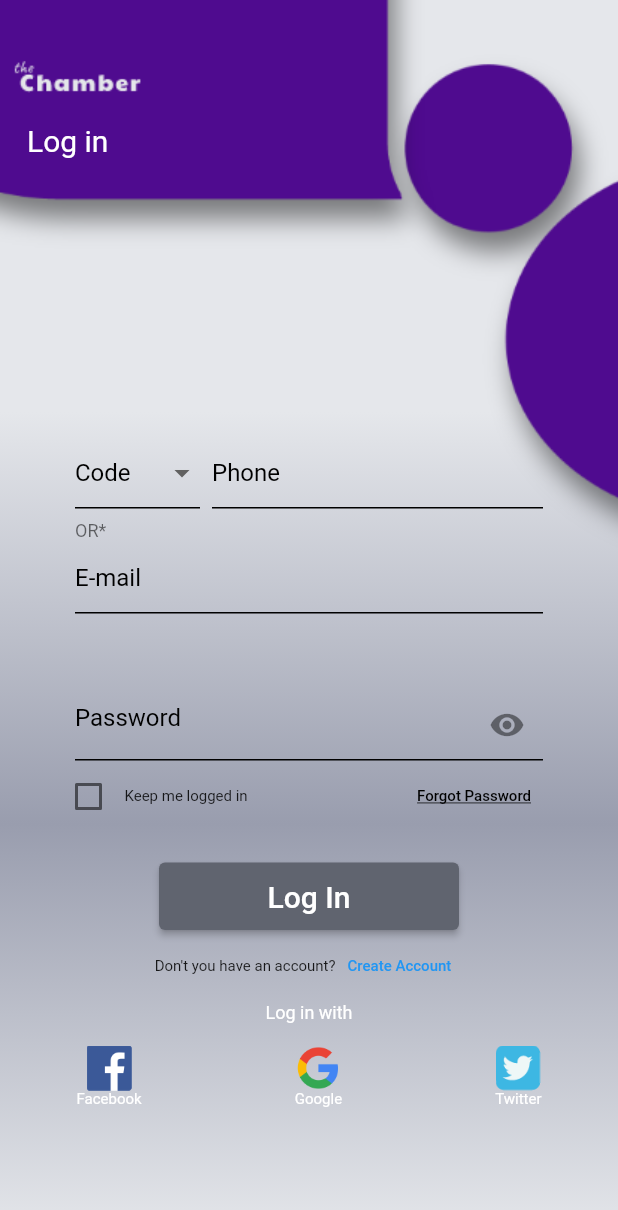
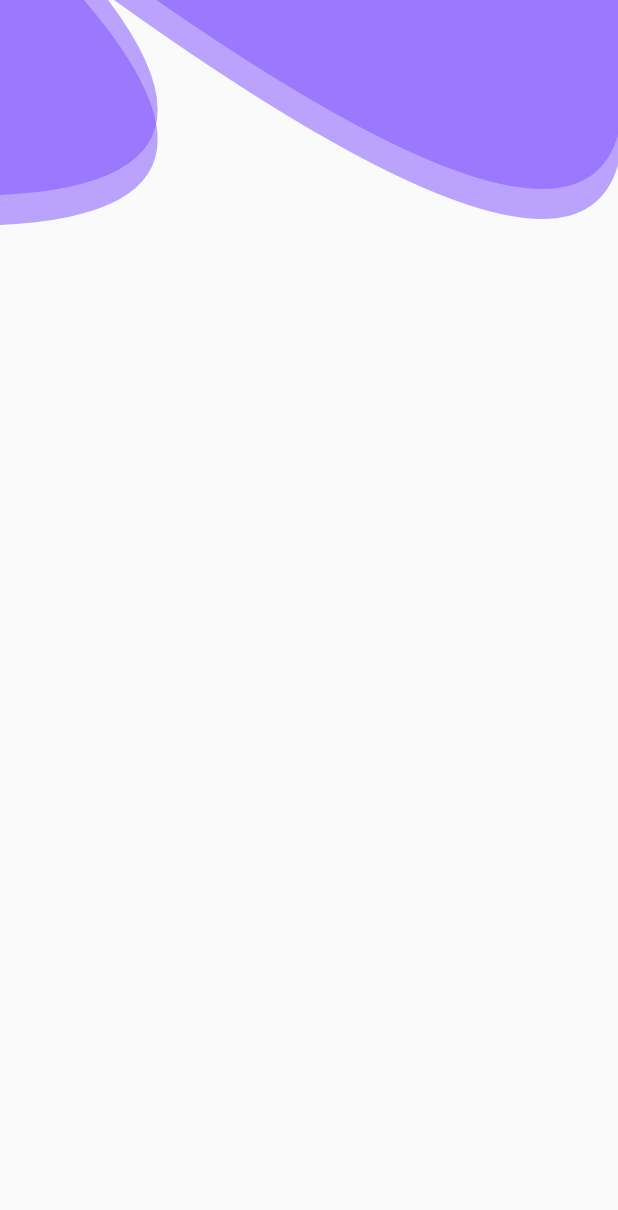
Before and after one commit to Alifatlawi/chamber, a Flutter app: the screen it shows after launch, on a phone screen of 412 x 824 dp. Shown: the top 1210 px of the screen. Run offline on Flutter 3.47's test engine with Material 2 defaults, Android fonts, the light colour scheme and no system bars; our stand-ins replace country_code_picker.

Commit message:
new changes

```diff
--- a/lib/main.dart
+++ b/lib/main.dart
@@ -1,6 +1,7 @@
 // import 'package:biligoba_chamber/screens/create_account_page.dart';
 // import 'package:biligoba_chamber/screens/home_page.dart';
 import 'package:biligoba_chamber/screens/login_page.dart';
+import 'package:biligoba_chamber/widgets/testpage.dart';
 // import 'package:biligoba_chamber/screens/login_page.dart';
 import 'package:flutter/material.dart';
 
@@ -14,7 +15,8 @@ class MyApp extends StatelessWidget {
   Widget build(BuildContext context) {
     return const MaterialApp(
       debugShowCheckedModeBanner: false,
-      home: LoginPage(),
+      home: TestPage(),
+      // LoginPage(),
     );
   }
 }
--- a/lib/screens/chat_page.dart
+++ b/lib/screens/chat_page.dart
@@ -66,9 +66,7 @@ class ChatPage extends StatelessWidget {
                         children: [
                           const Icon(Icons.camera_alt_rounded),
                           PopupMenuButton<String>(
-                            onSelected: (value) {
-                              print('You selected: $value');
-                            },
+                            onSelected: (value) {},
                             itemBuilder: (BuildContext context) {
                               return <PopupMenuEntry<String>>[
                                 const PopupMenuItem<String>(
--- a/lib/screens/login_page.dart
+++ b/lib/screens/login_page.dart
@@ -1,7 +1,9 @@
 import 'package:biligoba_chamber/screens/create_account_page.dart';
+import 'package:biligoba_chamber/screens/forgot_password_page.dart';
 import 'package:biligoba_chamber/screens/home_page.dart';
 import 'package:biligoba_chamber/widgets/background_widget.dart';
 import 'package:flutter/material.dart';
+import 'package:country_code_picker/country_code_picker.dart';
 
 class LoginPage extends StatefulWidget {
   const LoginPage({Key? key}) : super(key: key);
@@ -25,17 +27,18 @@ class _LoginPageState extends State<LoginPage> {
               SizedBox(height: MediaQuery.of(context).size.height * 0.25),
               Row(
                 children: [
-                  Expanded(
-                    flex: 1,
-                    child: Container(
-                      margin: const EdgeInsets.only(left: 50, right: 4),
-                      child: const MyCustomDropdown(),
+                  Container(
+                    margin: const EdgeInsets.only(left: 30),
+                    child: const CountryCodePicker(
+                      initialSelection: 'TR',
+                      flagWidth: 28,
+                      dialogBackgroundColor: Colors.white,
                     ),
                   ),
                   Expanded(
                     flex: 2,
                     child: Container(
-                      margin: const EdgeInsets.only(left: 4, right: 50),
+                      margin: const EdgeInsets.only(left: 0, right: 50),
                       child: const TextField(
                         keyboardType: TextInputType.phone,
                         decoration: InputDecoration(
@@ -109,7 +112,13 @@ class _LoginPageState extends State<LoginPage> {
                     ),
                     const Spacer(),
                     TextButton(
-                      onPressed: () {},
+                      onPressed: () {
+                        Navigator.push(
+                            context,
+                            MaterialPageRoute(
+                                builder: (context) =>
+                                    const ForgotPasswordScreen()));
+                      },
                       child: const Text(
                         'Forgot Password',
                         style: TextStyle(
@@ -223,46 +232,46 @@ class _LoginPageState extends State<LoginPage> {
   }
 }
 
-class MyCustomDropdown extends StatefulWidget {
-  const MyCustomDropdown({Key? key}) : super(key: key);
+// class MyCustomDropdown extends StatefulWidget {
+//   const MyCustomDropdown({Key? key}) : super(key: key);
 
-  @override
-  // ignore: library_private_types_in_public_api
-  _MyCustomDropdownState createState() => _MyCustomDropdownState();
-}
+//   @override
+//   // ignore: library_private_types_in_public_api
+//   _MyCustomDropdownState createState() => _MyCustomDropdownState();
+// }
 
-class _MyCustomDropdownState extends State<MyCustomDropdown> {
-  String? dropdownValue;
+// class _MyCustomDropdownState extends State<MyCustomDropdown> {
+//   String? dropdownValue;
 
-  @override
-  Widget build(BuildContext context) {
-    return InputDecorator(
-      decoration: const InputDecoration(
-        contentPadding: EdgeInsets.only(bottom: 0),
-        border: UnderlineInputBorder(),
-        enabledBorder: UnderlineInputBorder(
-          borderSide: BorderSide(color: Colors.black),
-        ),
-      ),
-      child: DropdownButtonHideUnderline(
-        child: DropdownButton<String>(
-          value: dropdownValue,
-          hint: const Text("Code", style: TextStyle(color: Colors.black)),
-          isExpanded: true,
-          items: <String>['Code 1', 'Code 2', 'Code 3', 'Code 4']
-              .map((String value) {
-            return DropdownMenuItem<String>(
-              value: value,
-              child: Text(value),
-            );
-          }).toList(),
-          onChanged: (String? newValue) {
-            setState(() {
-              dropdownValue = newValue;
-            });
-          },
-        ),
-      ),
-    );
-  }
-}
+//   @override
+//   Widget build(BuildContext context) {
+//     return InputDecorator(
+//       decoration: const InputDecoration(
+//         contentPadding: EdgeInsets.only(bottom: 0),
+//         border: UnderlineInputBorder(),
+//         enabledBorder: UnderlineInputBorder(
+//           borderSide: BorderSide(color: Colors.black),
+//         ),
+//       ),
+//       child: DropdownButtonHideUnderline(
+//         child: DropdownButton<String>(
+//           value: dropdownValue,
+//           hint: const Text("Code", style: TextStyle(color: Colors.black)),
+//           isExpanded: true,
+//           items: <String>['Code 1', 'Code 2', 'Code 3', 'Code 4']
+//               .map((String value) {
+//             return DropdownMenuItem<String>(
+//               value: value,
+//               child: Text(value),
+//             );
+//           }).toList(),
+//           onChanged: (String? newValue) {
+//             setState(() {
+//               dropdownValue = newValue;
+//             });
+//           },
+//         ),
+//       ),
+//     );
+//   }
+// }
--- a/lib/widgets/background_widget.dart
+++ b/lib/widgets/background_widget.dart
@@ -31,6 +31,7 @@ class BackgroundWidget extends StatelessWidget {
           child: Text(
             overlayText,
             style: const TextStyle(
+              fontWeight: FontWeight.bold,
               fontSize: 20,
               color: Colors.white,
             ),
--- a/lib/widgets/chatPage_widget.dart
+++ b/lib/widgets/chatPage_widget.dart
@@ -1,3 +1,4 @@
+// ignore: file_names
 import 'package:flutter/material.dart';
 
 class ChatPageWidget extends StatelessWidget {
--- /dev/null
+++ b/lib/widgets/testpage.dart
@@ -0,0 +1,96 @@
+import 'package:flutter/material.dart';
+
+class TestPage extends StatelessWidget {
+  const TestPage({super.key});
+
+  @override
+  Widget build(BuildContext context) {
+    return Scaffold(
+      body: Container(
+        child: Stack(
+          children: [
+            Opacity(
+              opacity: 0.5,
+              child: ClipPath(
+                clipper: BiligobaCliper(),
+                child: Container(
+                  color: Colors.deepPurpleAccent,
+                  height: 150,
+                ),
+              ),
+            ),
+            Opacity(
+              opacity: 0.5,
+              child: ClipPath(
+                clipper: BiligobaCliper(),
+                child: Container(
+                  color: Colors.deepPurpleAccent,
+                  height: 130,
+                ),
+              ),
+            ),
+          ],
+        ),
+      ),
+    );
+  }
+}
+
+class BiligobaCliper extends CustomClipper<Path> {
+  @override
+  Path getClip(Size size) {
+    debugPrint(size.width.toString());
+    var path = Path();
+    path.lineTo(0, size.height);
+    var firstStart = Offset(size.width / 2, size.height - 10);
+    var firstEnd = Offset(size.width / 50, size.height - 200.0);
+
+    path.quadraticBezierTo(
+        firstStart.dx, firstStart.dy, firstEnd.dx, firstEnd.dy);
+
+    var secondStart = Offset(size.width - (size.width / 12), size.height + 80);
+    var secondEnd = Offset(size.width, size.height - 40);
+
+    path.quadraticBezierTo(
+        secondStart.dx, secondStart.dy, secondEnd.dx, secondEnd.dy);
+    path.lineTo(size.width, 0);
+    path.close();
+    return path;
+  }
+
+  @override
+  bool shouldReclip(covariant CustomClipper<Path> oldClipper) {
+    // TODO: implement shouldReclip
+    throw UnimplementedError();
+  }
+}
+
+class BiligobaCliper1 extends CustomClipper<Path> {
+  @override
+  Path getClip(Size size) {
+    debugPrint(size.width.toString());
+    var path = Path();
+    path.lineTo(0, size.height);
+    var firstStart = Offset(size.width / 2, size.height - 10);
+    var firstEnd = Offset(size.width / 10, size.height - 150.0);
+
+    path.quadraticBezierTo(
+        firstStart.dx, firstStart.dy, firstEnd.dx, firstEnd.dy);
+
+    var secondStart =
+        Offset(size.width - (size.width / 3.24), size.height + 20);
+    var secondEnd = Offset(size.width, size.height - 10);
+
+    path.quadraticBezierTo(
+        secondStart.dx, secondStart.dy, secondEnd.dx, secondEnd.dy);
+    path.lineTo(size.width, 0);
+    path.close();
+    return path;
+  }
+
+  @override
+  bool shouldReclip(covariant CustomClipper<Path> oldClipper) {
+    // TODO: implement shouldReclip
+    throw UnimplementedError();
+  }
+}
--- a/pubspec.yaml
+++ b/pubspec.yaml
@@ -34,6 +34,7 @@ dependencies:
   # The following adds the Cupertino Icons font to your application.
   # Use with the CupertinoIcons class for iOS style icons.
   cupertino_icons: ^1.0.2
+  country_code_picker: ^3.0.0
 
 dev_dependencies:
   flutter_test:
```
Also changed, not shown: lib/screens/create_account_page.dart (+7 -49 lines), lib/screens/forgot_password_page.dart (added, +98 -0 lines), lib/screens/home_page.dart (+34 -1 lines), assets/images/pice1.png (added), assets/images/pice2.png (added), pubspec.lock.
